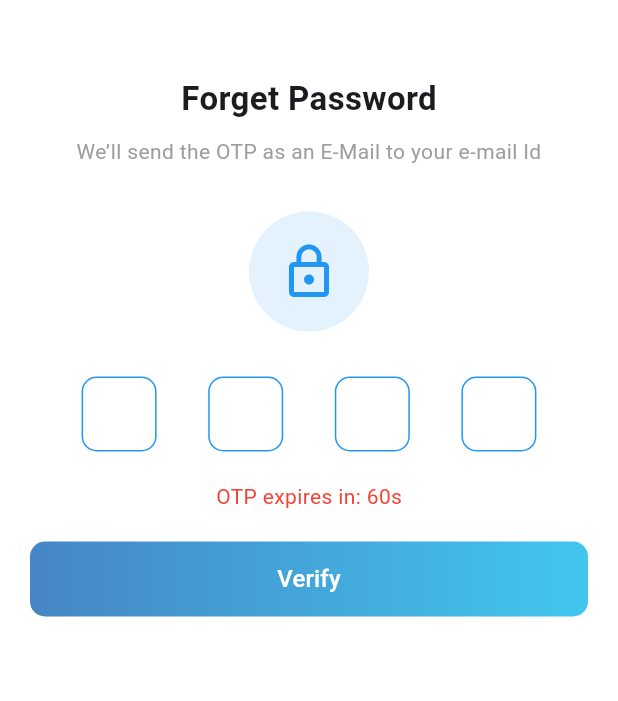
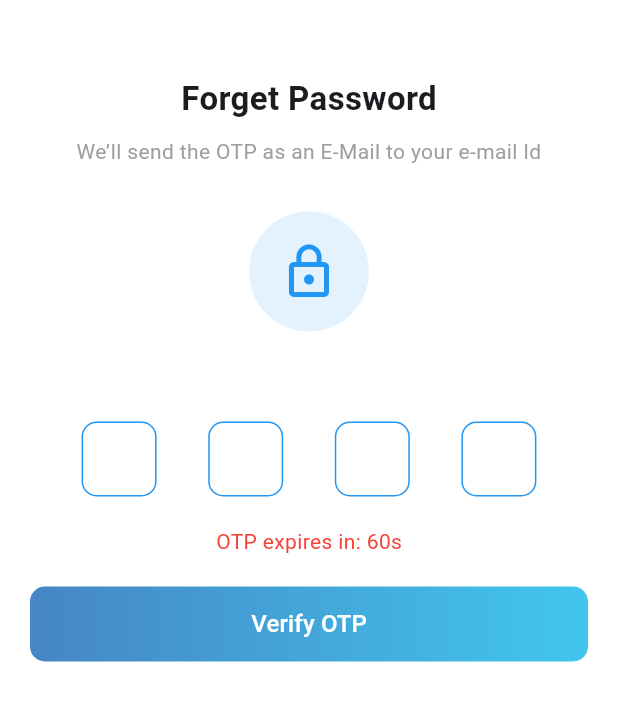
Before and after one commit to iabhinavrajput/pay-ansh, a Flutter app: the ResetPasswordScreen screen opened directly, on a phone screen of 412 x 824 dp. Shown: the top 701 px of the screen. Run offline on Flutter 3.47's test engine with Material 3 defaults, Android fonts, the phone set to English and light mode, and no system bars; our stand-ins replace dio, flutter_spinkit, get, shared_preferences; accounts and stored records are empty.

Commit message:
ui design otp verification

```diff
--- a/lib/screens/register.dart
+++ b/lib/screens/register.dart
@@ -84,7 +84,8 @@ class _RegisterState extends State<Register> {
               const SizedBox(height: 20),
               Obx(() => signupController.isLoading.value
                   ? const Center(child: CircularProgressIndicator())
-                  : GradientButton(text: "Create Account", onPressed: _registerUser)),
+                  :
+                   GradientButton(text: "Create Account", onPressed: _registerUser)),
               const SizedBox(height: 15),
             ],
           ),
--- a/lib/screens/reset_password.dart
+++ b/lib/screens/reset_password.dart
@@ -1,13 +1,10 @@
 import 'package:flutter/material.dart';
 import 'package:get/get.dart';
 import '../controllers/forgot_password.dart';
-import '../widgets/gradient_button.dart';
+import '../widgets/otp_input.dart';
 
 class ResetPasswordScreen extends StatelessWidget {
   final ForgotPasswordController forgotPasswordController = Get.find();
-  final List<TextEditingController> otpControllers =
-      List.generate(4, (index) => TextEditingController());
-  final List<FocusNode> otpFocusNodes = List.generate(4, (index) => FocusNode());
 
   @override
   Widget build(BuildContext context) {
@@ -19,8 +16,6 @@ class ResetPasswordScreen extends StatelessWidget {
           crossAxisAlignment: CrossAxisAlignment.center,
           children: [
             const SizedBox(height: 50),
-
-            // Title
             Obx(() => Text(
                   forgotPasswordController.isSignupOtp.value
                       ? "Verify Your Email"
@@ -28,8 +23,6 @@ class ResetPasswordScreen extends StatelessWidget {
                   style: const TextStyle(fontSize: 22, fontWeight: FontWeight.bold),
                 )),
             const SizedBox(height: 10),
-
-            // Subtitle
             Obx(() => Text(
                   forgotPasswordController.isSignupOtp.value
                       ? "Enter the OTP sent to your email to verify your account"
@@ -39,69 +32,20 @@ class ResetPasswordScreen extends StatelessWidget {
                 )),
             const SizedBox(height: 30),
 
-            // Lock Icon
             CircleAvatar(
               radius: 40,
               backgroundColor: Colors.blue.shade50,
               child: const Icon(Icons.lock_outline, size: 40, color: Colors.blue),
             ),
-
             const SizedBox(height: 30),
 
-            // OTP Input Fields
-            Row(
-              mainAxisAlignment: MainAxisAlignment.spaceEvenly,
-              children: List.generate(4, (index) {
-                return Container(
-                  width: 50,
-                  height: 50,
-                  decoration: BoxDecoration(
-                    border: Border.all(color: Colors.blue),
-                    borderRadius: BorderRadius.circular(10),
-                  ),
-                  child: TextField(
-                    controller: otpControllers[index],
-                    focusNode: otpFocusNodes[index],
-                    textAlign: TextAlign.center,
-                    keyboardType: TextInputType.number,
-                    maxLength: 1,
-                    style: const TextStyle(fontSize: 22, fontWeight: FontWeight.bold),
-                    decoration: const InputDecoration(
-                      counterText: "",
-                      border: InputBorder.none,
-                    ),
-                    onChanged: (value) {
-                      if (value.isNotEmpty && index < 3) {
-                        FocusScope.of(context).nextFocus();
-                      } else if (value.isEmpty && index > 0) {
-                        FocusScope.of(context).previousFocus();
-                      }
-                    },
-                  ),
-                );
-              }),
+            // ✅ Use the reusable OTP input widget
+            OtpInput(
+              onOtpEntered: (otp) => forgotPasswordController.verifyOTP(otp),
+              otpTimer: forgotPasswordController.otpTimer,
+              isLoading: forgotPasswordController.isLoading,
+              onVerify: () {},
             ),
-
-            const SizedBox(height: 20),
-
-            // Resend OTP Timer
-            Obx(() => Text(
-                  "OTP expires in: ${forgotPasswordController.otpTimer.value}s",
-                  style: const TextStyle(color: Colors.red),
-                )),
-
-            const SizedBox(height: 20),
-
-            // Verify Button
-            Obx(() => forgotPasswordController.isLoading.value
-                ? const CircularProgressIndicator()
-                : GradientButton(
-                    text: "Verify",
-                    onPressed: () {
-                      String otp = otpControllers.map((controller) => controller.text).join();
-                      forgotPasswordController.verifyOTP(otp);
-                    },
-                  )),
           ],
         ),
       ),
--- /dev/null
+++ b/lib/widgets/otp_input.dart
@@ -0,0 +1,91 @@
+import 'package:flutter/material.dart';
+import 'package:get/get.dart';
+import 'package:payansh/widgets/gradient_button.dart';
+
+class OtpInput extends StatelessWidget {
+  final Function(String) onOtpEntered;
+  final RxInt otpTimer;
+  final VoidCallback? onResend;
+  final RxBool isLoading;
+  final VoidCallback onVerify;
+
+  OtpInput({
+    required this.onOtpEntered,
+    required this.otpTimer,
+    required this.isLoading,
+    required this.onVerify,
+    this.onResend,
+  });
+
+  final List<TextEditingController> otpControllers =
+      List.generate(4, (index) => TextEditingController());
+  final List<FocusNode> otpFocusNodes =
+      List.generate(4, (index) => FocusNode());
+
+  @override
+  Widget build(BuildContext context) {
+    return Column(
+      children: [
+        const SizedBox(height: 30),
+
+        // OTP Input Fields
+        Row(
+          mainAxisAlignment: MainAxisAlignment.spaceEvenly,
+          children: List.generate(4, (index) {
+            return Container(
+              width: 50,
+              height: 50,
+              decoration: BoxDecoration(
+                border: Border.all(color: Colors.blue),
+                borderRadius: BorderRadius.circular(10),
+              ),
+              child: TextField(
+                controller: otpControllers[index],
+                focusNode: otpFocusNodes[index],
+                textAlign: TextAlign.center,
+                keyboardType: TextInputType.number,
+                maxLength: 1,
+                style: const TextStyle(
+                    fontSize: 22, fontWeight: FontWeight.bold),
+                decoration: const InputDecoration(
+                  counterText: "",
+                  border: InputBorder.none,
+                ),
+                onChanged: (value) {
+                  if (value.isNotEmpty && index < 3) {
+                    FocusScope.of(context).nextFocus();
+                  } else if (value.isEmpty && index > 0) {
+                    FocusScope.of(context).previousFocus();
+                  }
+                },
+              ),
+            );
+          }),
+        ),
+
+        const SizedBox(height: 20),
+
+        // Resend OTP Timer
+        Obx(() => Text(
+              "OTP expires in: ${otpTimer.value}s",
+              style: const TextStyle(color: Colors.red),
+            )),
+
+        const SizedBox(height: 20),
+
+        // Verify Button
+        Obx(() => isLoading.value
+            ? const CircularProgressIndicator()
+             : GradientButton(
+                text: "Verify OTP",
+                onPressed: () {
+                  String otp =
+                      otpControllers.map((controller) => controller.text).join();
+                  onOtpEntered(otp);
+                  onVerify();
+                },
+              )),
+      ],
+    );
+  }
+}
```
Also changed, not shown: lib/controllers/otp_controller.dart (+15 -0 lines), lib/screens/otp_verification.dart (+14 -20 lines).
